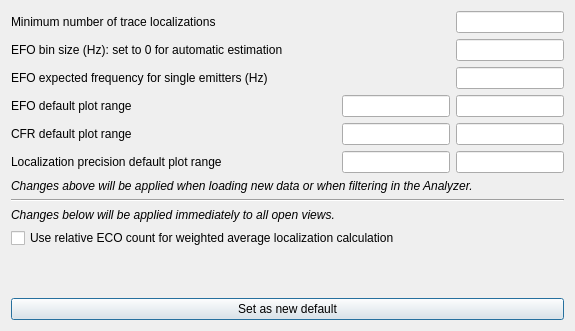
Qt form pyminflux/ui/options.ui (bsse-scf/pyMINFLUX) before a commit.
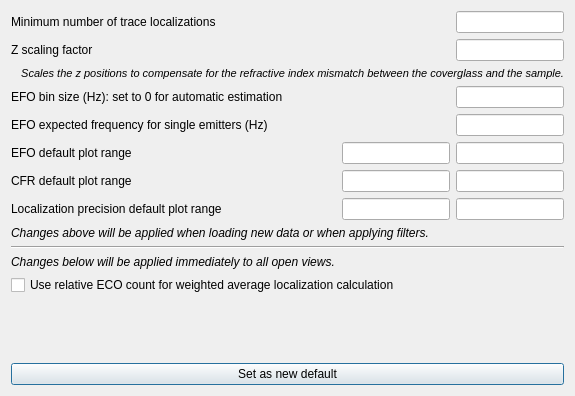
The same form after that commit.

Commit message:
Implement z scaling factor.
Fixes gh-1.

```diff
--- a/pyminflux/ui/options.ui
+++ b/pyminflux/ui/options.ui
@@ -7,80 +7,24 @@
     <x>0</x>
     <y>0</y>
     <width>575</width>
-    <height>331</height>
+    <height>396</height>
    </rect>
   </property>
   <property name="windowTitle">
    <string>Options</string>
   </property>
   <layout class="QGridLayout" name="gridLayout">
-   <item row="6" column="0">
-    <widget class="QLabel" name="lbInfo">
-     <property name="font">
-      <font>
-       <italic>true</italic>
-      </font>
-     </property>
-     <property name="text">
-      <string>Changes above will be applied when loading new data or when filtering in the Analyzer.</string>
-     </property>
-    </widget>
-   </item>
-   <item row="3" column="0">
-    <layout class="QHBoxLayout" name="hlEFORange">
-     <item>
-      <widget class="QLabel" name="lbEFORange">
-       <property name="text">
-        <string>EFO default plot range</string>
-       </property>
-      </widget>
-     </item>
-     <item>
-      <spacer name="hsEFORange">
-       <property name="orientation">
-        <enum>Qt::Horizontal</enum>
-       </property>
-       <property name="sizeHint" stdset="0">
-        <size>
-         <width>40</width>
-         <height>20</height>
-        </size>
-       </property>
-      </spacer>
-     </item>
-     <item>
-      <widget class="QLineEdit" name="leEFORangeMin">
-       <property name="sizePolicy">
-        <sizepolicy hsizetype="Minimum" vsizetype="Fixed">
-         <horstretch>0</horstretch>
-         <verstretch>0</verstretch>
-        </sizepolicy>
-       </property>
-      </widget>
-     </item>
-     <item>
-      <widget class="QLineEdit" name="leEFORangeMax">
-       <property name="sizePolicy">
-        <sizepolicy hsizetype="Minimum" vsizetype="Fixed">
-         <horstretch>0</horstretch>
-         <verstretch>0</verstretch>
-        </sizepolicy>
-       </property>
-      </widget>
-     </item>
-    </layout>
-   </item>
    <item row="4" column="0">
-    <layout class="QHBoxLayout" name="hlCFRRange">
+    <layout class="QHBoxLayout" name="hlExpectedEFOFrequency">
      <item>
-      <widget class="QLabel" name="lbCFRRange">
+      <widget class="QLabel" name="lbEFOSingleEmitterFrequency">
        <property name="text">
-        <string>CFR default plot range</string>
+        <string>EFO expected frequency for single emitters (Hz)</string>
        </property>
       </widget>
      </item>
      <item>
-      <spacer name="hsCFRRange">
+      <spacer name="hsEFOSingleEmitterFrequency">
        <property name="orientation">
         <enum>Qt::Horizontal</enum>
        </property>
@@ -93,19 +37,9 @@
       </spacer>
      </item>
      <item>
-      <widget class="QLineEdit" name="leCFRRangeMin">
+      <widget class="QLineEdit" name="leEFOSingleEmitterFrequency">
        <property name="sizePolicy">
-        <sizepolicy hsizetype="Minimum" vsizetype="Fixed">
-         <horstretch>0</horstretch>
-         <verstretch>0</verstretch>
-        </sizepolicy>
-       </property>
-      </widget>
-     </item>
-     <item>
-      <widget class="QLineEdit" name="leCFRRangeMax">
-       <property name="sizePolicy">
-        <sizepolicy hsizetype="Minimum" vsizetype="Fixed">
+        <sizepolicy hsizetype="Preferred" vsizetype="Fixed">
          <horstretch>0</horstretch>
          <verstretch>0</verstretch>
         </sizepolicy>
@@ -114,7 +48,7 @@
      </item>
     </layout>
    </item>
-   <item row="8" column="0">
+   <item row="10" column="0">
     <widget class="QLabel" name="lbInfoImmediate">
      <property name="font">
       <font>
@@ -126,21 +60,7 @@
      </property>
     </widget>
    </item>
-   <item row="9" column="0">
-    <widget class="QCheckBox" name="cbWeightAvgLocByECO">
-     <property name="text">
-      <string>Use relative ECO count for weighted average localization calculation</string>
-     </property>
-    </widget>
-   </item>
-   <item row="11" column="0">
-    <widget class="QPushButton" name="pbSetDefault">
-     <property name="text">
-      <string>Set as new default</string>
-     </property>
-    </widget>
-   </item>
-   <item row="1" column="0">
+   <item row="3" column="0">
     <layout class="QHBoxLayout" name="hlEFOBinSize">
      <item>
       <widget class="QLabel" name="lbEFOBinSize">
@@ -174,48 +94,121 @@
      </item>
     </layout>
    </item>
-   <item row="2" column="0">
-    <layout class="QHBoxLayout" name="hlExpectedEFOFrequency">
-     <item>
-      <widget class="QLabel" name="lbEFOSingleEmitterFrequency">
-       <property name="text">
-        <string>EFO expected frequency for single emitters (Hz)</string>
-       </property>
-      </widget>
-     </item>
-     <item>
-      <spacer name="hsEFOSingleEmitterFrequency">
-       <property name="orientation">
-        <enum>Qt::Horizontal</enum>
-       </property>
-       <property name="sizeHint" stdset="0">
-        <size>
-         <width>40</width>
-         <height>20</height>
-        </size>
-       </property>
-      </spacer>
-     </item>
-     <item>
-      <widget class="QLineEdit" name="leEFOSingleEmitterFrequency">
-       <property name="sizePolicy">
-        <sizepolicy hsizetype="Preferred" vsizetype="Fixed">
-         <horstretch>0</horstretch>
-         <verstretch>0</verstretch>
-        </sizepolicy>
-       </property>
-      </widget>
-     </item>
-    </layout>
-   </item>
-   <item row="7" column="0">
+   <item row="9" column="0">
     <widget class="Line" name="line">
      <property name="orientation">
       <enum>Qt::Horizontal</enum>
      </property>
     </widget>
    </item>
-   <item row="10" column="0">
+   <item row="11" column="0">
+    <widget class="QCheckBox" name="cbWeightAvgLocByECO">
+     <property name="text">
+      <string>Use relative ECO count for weighted average localization calculation</string>
+     </property>
+    </widget>
+   </item>
+   <item row="6" column="0">
+    <layout class="QHBoxLayout" name="hlCFRRange">
+     <item>
+      <widget class="QLabel" name="lbCFRRange">
+       <property name="text">
+        <string>CFR default plot range</string>
+       </property>
+      </widget>
+     </item>
+     <item>
+      <spacer name="hsCFRRange">
+       <property name="orientation">
+        <enum>Qt::Horizontal</enum>
+       </property>
+       <property name="sizeHint" stdset="0">
+        <size>
+         <width>40</width>
+         <height>20</height>
+        </size>
+       </property>
+      </spacer>
+     </item>
+     <item>
+      <widget class="QLineEdit" name="leCFRRangeMin">
+       <property name="sizePolicy">
+        <sizepolicy hsizetype="Minimum" vsizetype="Fixed">
+         <horstretch>0</horstretch>
+         <verstretch>0</verstretch>
+        </sizepolicy>
+       </property>
+      </widget>
+     </item>
+     <item>
+      <widget class="QLineEdit" name="leCFRRangeMax">
+       <property name="sizePolicy">
+        <sizepolicy hsizetype="Minimum" vsizetype="Fixed">
+         <horstretch>0</horstretch>
+         <verstretch>0</verstretch>
+        </sizepolicy>
+       </property>
+      </widget>
+     </item>
+    </layout>
+   </item>
+   <item row="5" column="0">
+    <layout class="QHBoxLayout" name="hlEFORange">
+     <item>
+      <widget class="QLabel" name="lbEFORange">
+       <property name="text">
+        <string>EFO default plot range</string>
+       </property>
+      </widget>
+     </item>
+     <item>
+      <spacer name="hsEFORange">
+       <property name="orientation">
+        <enum>Qt::Horizontal</enum>
+       </property>
+       <property name="sizeHint" stdset="0">
+        <size>
+         <width>40</width>
+         <height>20</height>
+        </size>
+       </property>
+      </spacer>
+     </item>
+     <item>
+      <widget class="QLineEdit" name="leEFORangeMin">
+       <property name="sizePolicy">
+        <sizepolicy hsizetype="Minimum" vsizetype="Fixed">
+         <horstretch>0</horstretch>
+         <verstretch>0</verstretch>
+        </sizepolicy>
+       </property>
+      </widget>
+     </item>
+     <item>
+      <widget class="QLineEdit" name="leEFORangeMax">
+       <property name="sizePolicy">
+        <sizepolicy hsizetype="Minimum" vsizetype="Fixed">
+         <horstretch>0</horstretch>
+         <verstretch>0</verstretch>
+        </sizepolicy>
+       </property>
+      </widget>
+     </item>
+    </layout>
+   </item>
+   <item row="8" column="0">
+    <widget class="QLabel" name="lbInfo">
+     <property name="font">
+      <font>
+       <italic>true</italic>
+      </font>
+     </property>
+     <property name="text">
+      <string>Changes above will be applied when loading new data or when applying filters.</string>
+     </property>
+    </widget>
+   </item>
+   <item row="12" column="0">
     <spacer name="verticalSpacer">
      <property name="orientation">
       <enum>Qt::Vertical</enum>
@@ -262,7 +255,48 @@
      </item>
     </layout>
    </item>
-   <item row="5" column="0">
+   <item row="13" column="0">
+    <widget class="QPushButton" name="pbSetDefault">
+     <property name="text">
+      <string>Set as new default</string>
+     </property>
+    </widget>
+   </item>
+   <item row="1" column="0">
+    <layout class="QHBoxLayout" name="hlZScalingFactor">
+     <item>
+      <widget class="QLabel" name="lbZScalingFactor">
+       <property name="text">
+        <string>Z scaling factor</string>
+       </property>
+      </widget>
+     </item>
+     <item>
+      <spacer name="hsZScalingFactor">
+       <property name="orientation">
+        <enum>Qt::Horizontal</enum>
+       </property>
+       <property name="sizeHint" stdset="0">
+        <size>
+         <width>40</width>
+         <height>20</height>
+        </size>
+       </property>
+      </spacer>
+     </item>
+     <item>
+      <widget class="QLineEdit" name="leZScalingFactor">
+       <property name="sizePolicy">
+        <sizepolicy hsizetype="Minimum" vsizetype="Fixed">
+         <horstretch>0</horstretch>
+         <verstretch>0</verstretch>
+        </sizepolicy>
+       </property>
+      </widget>
+     </item>
+    </layout>
+   </item>
+   <item row="7" column="0">
     <layout class="QHBoxLayout" name="hlLocPrecRange">
      <item>
       <widget class="QLabel" name="lbLocPrecRange">
@@ -306,6 +340,22 @@
      </item>
     </layout>
    </item>
+   <item row="2" column="0">
+    <widget class="QLabel" name="lbInfoZScalingFactor">
+     <property name="font">
+      <font>
+       <pointsize>8</pointsize>
+       <italic>true</italic>
+      </font>
+     </property>
+     <property name="text">
+      <string>Scales the z positions to compensate for the refractive index mismatch between the coverglass and the sample.</string>
+     </property>
+     <property name="alignment">
+      <set>Qt::AlignRight|Qt::AlignTrailing|Qt::AlignVCenter</set>
+     </property>
+    </widget>
+   </item>
   </layout>
  </widget>
  <tabstops>
```
Left out of the diff: 1 changed line with no effect on the pictures. The commit also changes 6 other files.
